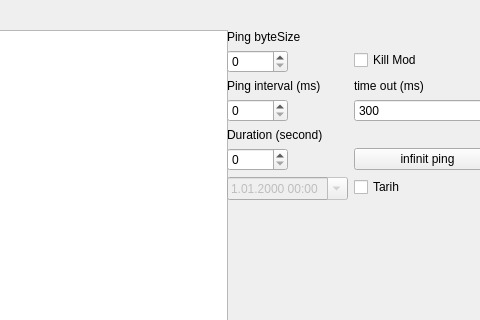
Above: QTDesigns/PingWindow.ui from Gorkembukel/MonitorNetworkConnectivity before the change; both pictures show x 113 to 593 and y 0 to 320 of the 593 by 526 pixel window. Below: the same form after it.
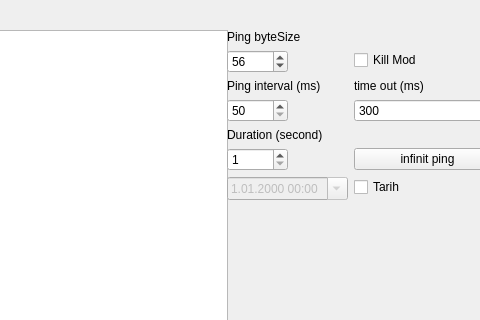
That is the form after the change.

```diff
--- a/QTDesigns/PingWindow.ui
+++ b/QTDesigns/PingWindow.ui
@@ -71,6 +71,9 @@
       <property name="maximum">
        <number>99999</number>
       </property>
+      <property name="value">
+       <number>56</number>
+      </property>
      </widget>
     </item>
     <item row="9" column="0">
@@ -92,6 +95,9 @@
       <property name="enabled">
        <bool>true</bool>
       </property>
+      <property name="minimum">
+       <number>1</number>
+      </property>
       <property name="maximum">
        <number>99999</number>
       </property>
@@ -139,6 +145,9 @@
     </item>
     <item row="10" column="0">
      <widget class="QSpinBox" name="spinBox_interval">
+      <property name="minimum">
+       <number>50</number>
+      </property>
       <property name="maximum">
        <number>99999</number>
       </property>
```
